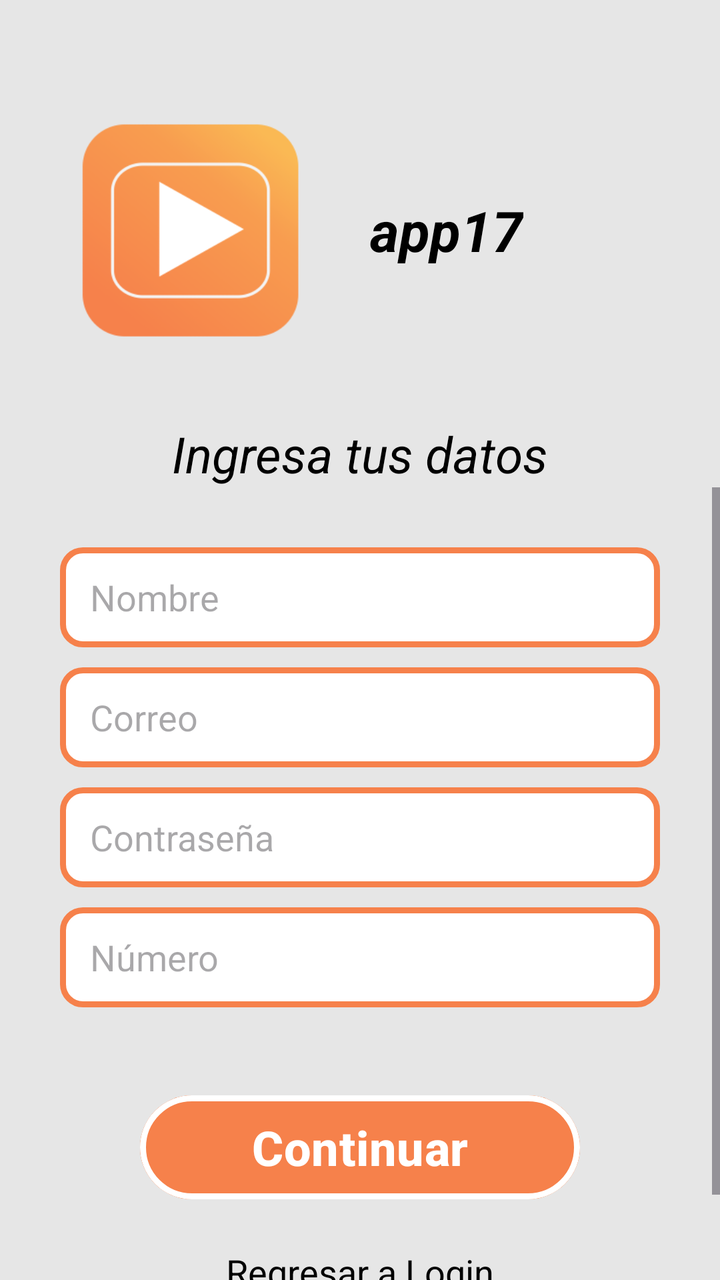
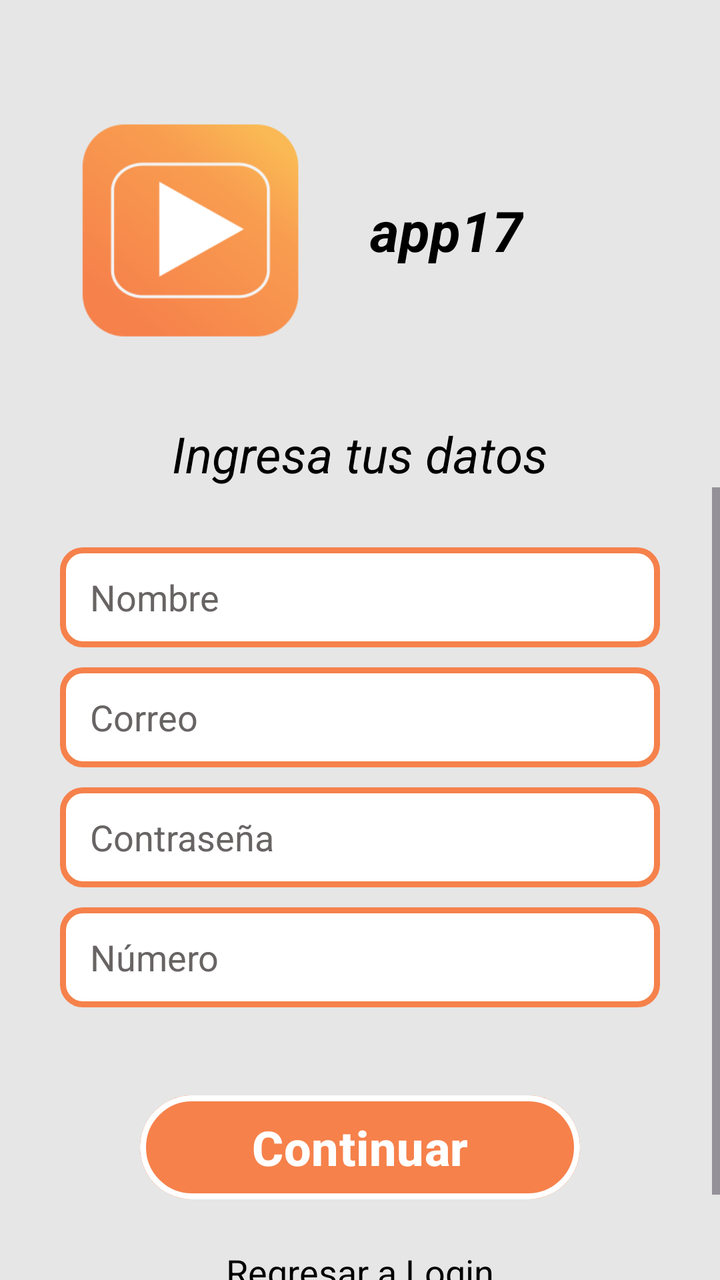

Compare the two renders of this Android layout. The source of the first and the diff that turns it into the second are given below.
<!-- AndroidManifest.xml: application theme Theme.App17 -->
<!-- res/layout/activity_registro.xml -->
<?xml version="1.0" encoding="utf-8"?>
<LinearLayout xmlns:android="http://schemas.android.com/apk/res/android"
    xmlns:tools="http://schemas.android.com/tools"
    xmlns:app="http://schemas.android.com/apk/res-auto"
    android:id="@+id/main"
    android:layout_width="match_parent"
    android:layout_height="match_parent"
    android:background="@color/backgroundApp"
    android:orientation="vertical"
    android:gravity="center_horizontal"
    tools:context=".auth.RegistroActivity"
    android:fitsSystemWindows="true">

    <LinearLayout
        android:layout_width="match_parent"
        android:layout_height="wrap_content"
        android:orientation="horizontal"
        android:gravity="center_vertical"
        android:layout_marginTop="40dp">

        <ImageView
            android:id="@+id/imageView"
            android:layout_width="150dp"
            android:layout_height="150dp"
            android:layout_marginStart="20dp"
            android:src="@mipmap/ic_launcher_foreground"/>

        <TextView
            android:id="@+id/textView10"
            android:layout_width="wrap_content"
            android:layout_height="wrap_content"
            android:layout_marginStart="15dp"
            android:text="@string/app_name"
            android:textColor="@color/black"
            android:textSize="28sp"
            android:textStyle="bold|italic" />
    </LinearLayout>

    <TextView
        android:id="@+id/textView11"
        android:layout_width="wrap_content"
        android:layout_height="wrap_content"
        android:text="@string/txt_datoslogin_register"
        android:textColor="@color/black"
        android:textSize="25sp"
        android:textStyle="italic"
        android:layout_marginTop="20dp" />

    <ScrollView
        android:layout_width="match_parent"
        android:layout_height="0dp"
        android:layout_weight="1"
        android:fillViewport="true">

        <LinearLayout
            android:layout_width="match_parent"
            android:layout_height="wrap_content"
            android:orientation="vertical"
            android:gravity="center"
            android:padding="20dp">

            <EditText
                android:id="@+id/editTextNombre"
                android:layout_width="300dp"
                android:layout_height="50dp"
                android:hint="@string/txt_hintnombre_register"
                android:background="@drawable/style_edit_txt"
                android:layout_marginTop="10dp"
                android:paddingStart="15dp"
                android:paddingEnd="15dp"
                android:textColor="@color/black"
                android:inputType="textPersonName"/>

            <EditText
                android:id="@+id/editTextCorreo"
                android:layout_width="300dp"
                android:layout_height="50dp"
                android:hint="@string/txt_hintcorreo_register"
                android:inputType="textEmailAddress"
                android:background="@drawable/style_edit_txt"
                android:layout_marginTop="10dp"
                android:paddingStart="15dp"
                android:paddingEnd="15dp"
                android:textColor="@color/black"/>

            <EditText
                android:id="@+id/editTextPassword"
                android:layout_width="300dp"
                android:layout_height="50dp"
                android:hint="@string/txt_hintpassword_register"
                android:inputType="textPassword"
                android:background="@drawable/style_edit_txt"
                android:layout_marginTop="10dp"
                android:paddingStart="15dp"
                android:paddingEnd="15dp"
                android:textColor="@color/black"/>

            <EditText
                android:id="@+id/txtNumeroRegistro"
                android:layout_width="300dp"
                android:layout_height="50dp"
                android:layout_marginTop="10dp"
                android:inputType="phone"
                android:background="@drawable/style_edit_txt"
                android:hint="@string/txt_hintnumber_register"
                android:paddingStart="15dp"
                android:paddingEnd="15dp"
                android:textColor="@color/black"/>

            <Button
                android:id="@+id/btn_registro"
                android:layout_width="220dp"
                android:layout_height="60dp"
                android:layout_marginTop="40dp"
                android:text="@string/txt_bttncontinuar_register"
                android:textSize="24sp"
                android:textStyle="bold"
                android:textColor="@color/white"
                android:backgroundTint="@color/bttoncolor"
                app:strokeColor="#FFFFFF"
                app:strokeWidth="3dp"/>

            <TextView
                android:id="@+id/textViewRegresar"
                android:layout_width="wrap_content"
                android:layout_height="wrap_content"
                android:text="@string/txt_backlogin_register"
                android:textColor="@color/black"
                android:textSize="18sp"
                android:layout_marginTop="20dp"
                android:paddingBottom="20dp"/>

        </LinearLayout>
    </ScrollView>

</LinearLayout>
<!-- resources referenced by this layout -->
<resources>
  <color name="backgroundApp">#E6E6E6</color>
  <color name="black">#FF000000</color>
  <color name="bttoncolor">#F6814B</color>
  <color name="white">#FFFFFFFF</color>
  <!-- drawable style_edit_txt (drawable) -->
  <?xml version="1.0" encoding="utf-8"?>
  <shape xmlns:android="http://schemas.android.com/apk/res/android">
      <corners android:radius="10dp" />
      <stroke android:color="@color/bttoncolor" android:width="3dp"/>
      <solid android:color="@color/white" />
  </shape>
  <!-- mipmap ic_launcher_foreground (drawable) -->
  <vector xmlns:android="http://schemas.android.com/apk/res/android"
      xmlns:aapt="http://schemas.android.com/aapt"
      android:width="108dp"
      android:height="108dp"
      android:viewportWidth="108"
      android:viewportHeight="108">
      <path android:pathData="M31,63.928c0,0 6.4,-11 12.1,-13.1c7.2,-2.6 26,-1.4 26,-1.4l38.1,38.1L107,108.928l-32,-1L31,63.928z">
          <aapt:attr name="android:fillColor">
              <gradient
                  android:endX="85.84757"
                  android:endY="92.4963"
                  android:startX="42.9492"
                  android:startY="49.59793"
                  android:type="linear">
                  <item
                      android:color="#44000000"
                      android:offset="0.0" />
                  <item
                      android:color="#00000000"
                      android:offset="1.0" />
              </gradient>
          </aapt:attr>
      </path>
      <path
          android:fillColor="#FFFFFF"
          android:fillType="nonZero"
          android:pathData="M65.3,45.828l3.8,-6.6c0.2,-0.4 0.1,-0.9 -0.3,-1.1c-0.4,-0.2 -0.9,-0.1 -1.1,0.3l-3.9,6.7c-6.3,-2.8 -13.4,-2.8 -19.7,0l-3.9,-6.7c-0.2,-0.4 -0.7,-0.5 -1.1,-0.3C38.8,38.328 38.7,38.828 38.9,39.228l3.8,6.6C36.2,49.428 31.7,56.028 31,63.928h46C76.3,56.028 71.8,49.428 65.3,45.828zM43.4,57.328c-0.8,0 -1.5,-0.5 -1.8,-1.2c-0.3,-0.7 -0.1,-1.5 0.4,-2.1c0.5,-0.5 1.4,-0.7 2.1,-0.4c0.7,0.3 1.2,1 1.2,1.8C45.3,56.528 44.5,57.328 43.4,57.328L43.4,57.328zM64.6,57.328c-0.8,0 -1.5,-0.5 -1.8,-1.2s-0.1,-1.5 0.4,-2.1c0.5,-0.5 1.4,-0.7 2.1,-0.4c0.7,0.3 1.2,1 1.2,1.8C66.5,56.528 65.6,57.328 64.6,57.328L64.6,57.328z"
          android:strokeWidth="1"
          android:strokeColor="#00000000" />
  </vector>
  <string name="app_name">app17</string>
  <string name="txt_backlogin_register">Regresar a Login</string>
  <string name="txt_bttncontinuar_register">Continuar</string>
  <string name="txt_datoslogin_register">Ingresa tus datos</string>
  <string name="txt_hintcorreo_register">Correo</string>
  <string name="txt_hintnombre_register">Nombre</string>
  <string name="txt_hintnumber_register">Número</string>
  <string name="txt_hintpassword_register">Contraseña</string>
  <style name="Theme.App17" parent="Base.Theme.App17">
          <item name="colorPrimary">@color/backgroundApp</item>
      </style>
  <style name="Base.Theme.App17" parent="Theme.Material3.DayNight.NoActionBar">
          
          
      </style>
</resources>

<!-- the commit's change to res/layout/activity_registro.xml (unified diff, before → after) -->
@@ -69,7 +69,8 @@
                 android:paddingStart="15dp"
                 android:paddingEnd="15dp"
                 android:textColor="@color/black"
-                android:inputType="textPersonName"/>
+                android:inputType="textPersonName"
+                android:textColorHint="#686464"/>
 
             <EditText
                 android:id="@+id/editTextCorreo"
@@ -81,7 +82,8 @@
                 android:layout_marginTop="10dp"
                 android:paddingStart="15dp"
                 android:paddingEnd="15dp"
-                android:textColor="@color/black"/>
+                android:textColor="@color/black"
+                android:textColorHint="#686464"/>
 
             <EditText
                 android:id="@+id/editTextPassword"
@@ -93,7 +95,8 @@
                 android:layout_marginTop="10dp"
                 android:paddingStart="15dp"
                 android:paddingEnd="15dp"
-                android:textColor="@color/black"/>
+                android:textColor="@color/black"
+                android:textColorHint="#686464"/>
 
             <EditText
                 android:id="@+id/txtNumeroRegistro"
@@ -105,7 +108,8 @@
                 android:hint="@string/txt_hintnumber_register"
                 android:paddingStart="15dp"
                 android:paddingEnd="15dp"
-                android:textColor="@color/black"/>
+                android:textColor="@color/black"
+                android:textColorHint="#686464"/>
 
             <Button
                 android:id="@+id/btn_registro"
